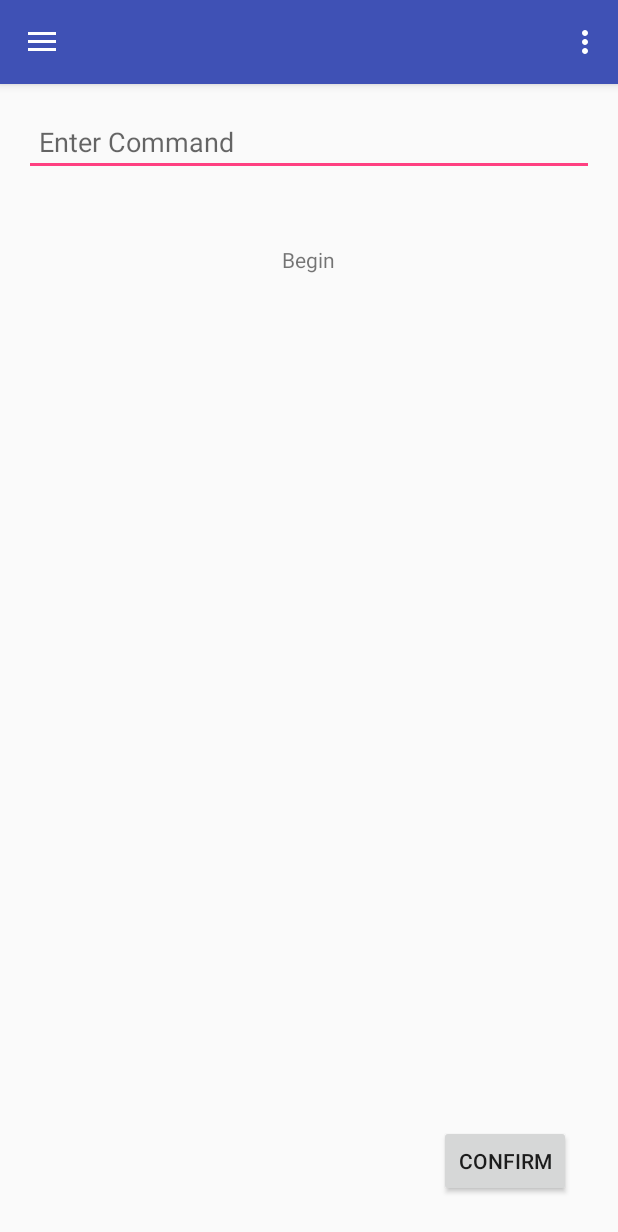
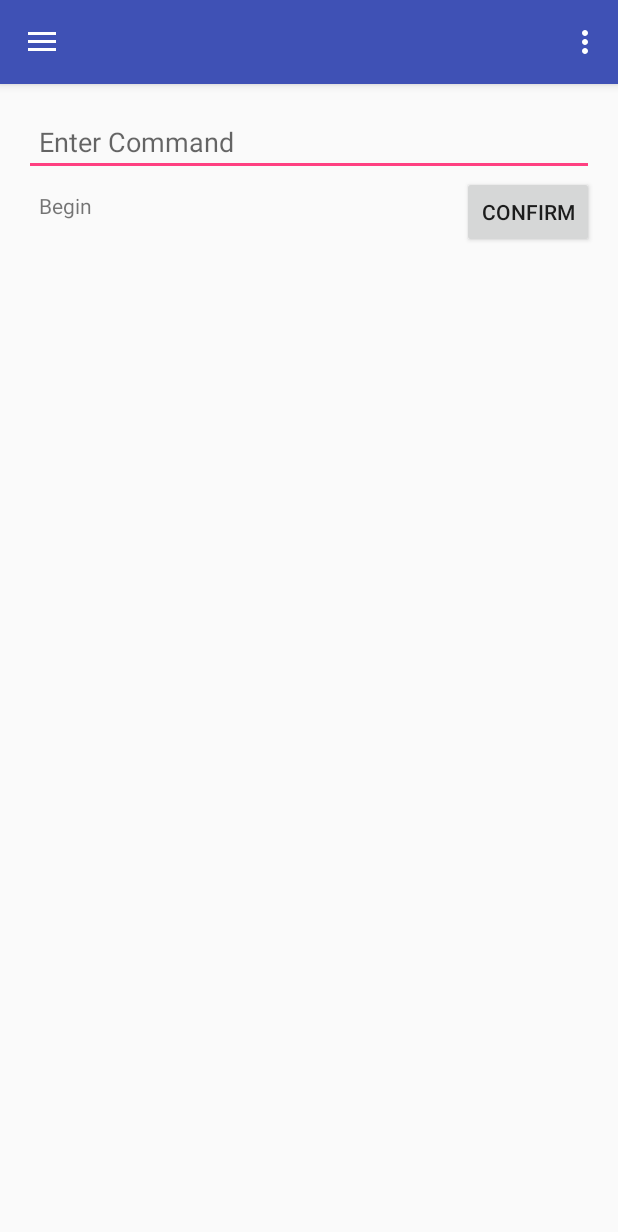
Before and after one commit to srob95/TextAdventure, an Android app: the screen it shows after launch (MainActivity), after a tap on "Game Main", on a phone screen of 412 x 824 dp. Shown: the top 1232 px of the screen. Run offline under Robolectric (Android 15) with nearby library versions, the phone set to English and light mode, and no system bars; 2 other taps on this screen came first.

Commit message:
added game functionality

```diff
--- a/app/src/main/java/com/example/sam/textadventure/calc/GameMainFragment.java
+++ b/app/src/main/java/com/example/sam/textadventure/calc/GameMainFragment.java
@@ -52,7 +52,7 @@ public class GameMainFragment extends Fragment {
                 CommandProcessor cp = new CommandProcessor(player, commandProcessor.getText().toString());
                 String response = cp.Execute();
                 commandProcessor.setText("");
-                responseText.setText(responseText.getText() + "\n" + response);
+                responseText.setText(response + "\n" + responseText.getText() + "\n");
             }
         });
     }
--- a/app/src/main/res/layout/fragment_commands.xml
+++ b/app/src/main/res/layout/fragment_commands.xml
@@ -30,25 +30,37 @@
                 android:layout_alignParentLeft="true"
                 android:layout_alignParentStart="true" />
 
-            <TextView
-                android:id="@+id/responseText"
-                android:layout_width="wrap_content"
-                android:layout_height="wrap_content"
-                android:text="Begin"
-                android:layout_marginTop="46dp"
-                android:layout_below="@+id/commandProcessor"
-                android:layout_centerHorizontal="true" />
-
             <Button
                 android:id="@+id/confirmButton"
                 android:layout_width="wrap_content"
                 android:layout_height="wrap_content"
-                android:layout_alignParentBottom="true"
+                android:text="Confirm"
+                android:layout_below="@+id/commandProcessor"
+                android:layout_alignParentRight="true"
+                android:layout_alignParentEnd="true" />
+
+            <ScrollView
+                android:layout_width="wrap_content"
+                android:layout_height="wrap_content"
+                android:id="@+id/scrollView2"
+                android:layout_alignParentRight="true"
                 android:layout_alignParentEnd="true"
-                android:layout_alignParentRight="true"
-                android:layout_marginBottom="10sp"
-                android:layout_marginRight="15sp"
-                android:text="Confirm" />
+                android:layout_below="@+id/commandProcessor"
+                android:layout_alignParentLeft="true"
+                android:layout_alignParentStart="true"
+                android:layout_marginLeft="10sp"
+                android:layout_marginRight="10sp"
+                android:layout_marginTop="10sp"
+                android:layout_alignParentBottom="true">
+
+                <TextView
+                    android:id="@+id/responseText"
+                    android:layout_width="wrap_content"
+                    android:layout_height="wrap_content"
+                    android:text="Begin"
+                    android:layout_below="@+id/commandProcessor"
+                    android:layout_centerHorizontal="true" />
+            </ScrollView>
 
 
         </RelativeLayout>
```
